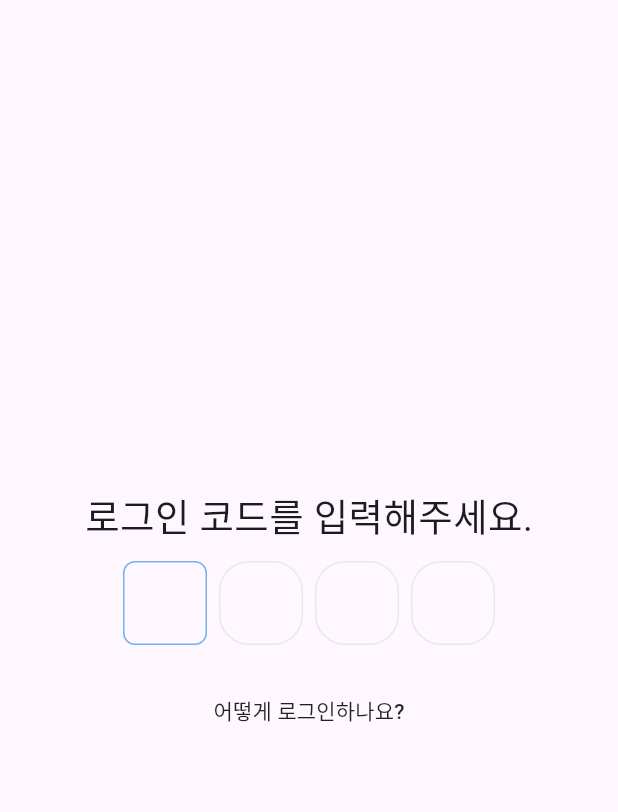
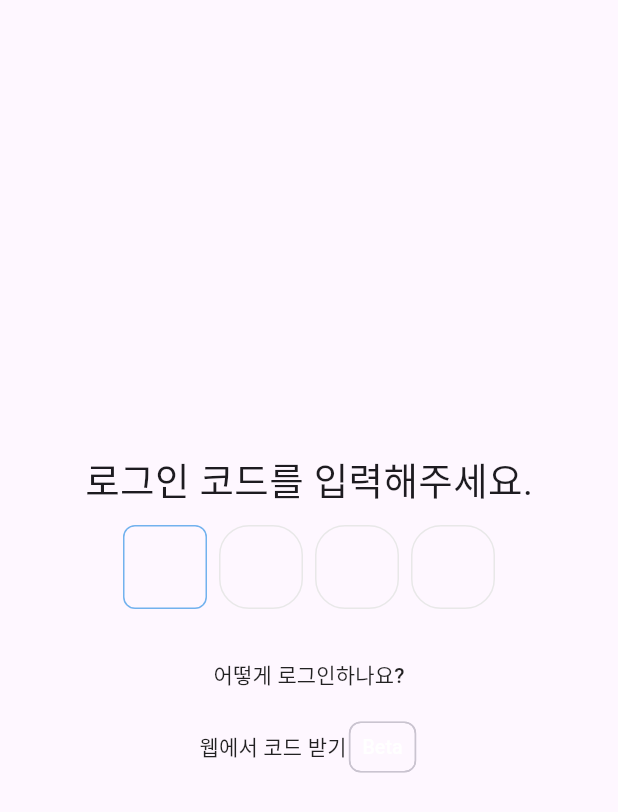
Before and after one commit to thefireworld/fireui, a Flutter app: the LoginCodePage screen opened directly, on a phone screen of 412 x 824 dp. Shown: the top 812 px of the screen. Run offline on Flutter 3.47's test engine with Material 2 defaults, Android fonts, the phone set to English and light mode, and no system bars; drawn by our look-alikes of pinput; our stand-ins replace device_info_plus, dio, envied, file_picker, firebase_auth, firebase_core and 7 more; missing offline and left inert: downloads_path_provider_28, drag_and_drop_windows, file_icon, floating_action_bubble, flutter_downloader, flutter_platform_alert and 4 more; accounts and stored records are empty; generated files the repository leaves out were written again; network calls fail.

Commit message:
서버 전환 및 기타 작업

```diff
--- /dev/null
+++ b/lib/env.dart
@@ -0,0 +1,9 @@
+import 'package:envied/envied.dart';
+
+part 'env.g.dart';
+
+@Envied(path: '.env')
+abstract class Env {
+  @EnviedField(varName: 'FIRE_API', obfuscate: true)
+  static final fireApiKey = _Env.fireApiKey;
+}
--- a/lib/pages/login.dart
+++ b/lib/pages/login.dart
@@ -1,10 +1,15 @@
+import 'dart:developer';
+
 import 'package:dio/dio.dart';
+import 'package:fire/env.dart';
 import 'package:fire/pages/lobby.dart';
 import 'package:fire/utils.dart';
+import 'package:flutter/foundation.dart';
 import 'package:flutter/material.dart';
 import 'package:flutter_easyloading/flutter_easyloading.dart';
 import 'package:pinput/pinput.dart';
 import 'package:social_login_buttons/social_login_buttons.dart';
+import 'package:url_launcher/url_launcher.dart';
 
 class LoginCodePage extends StatefulWidget {
   const LoginCodePage({Key? key}) : super(key: key);
@@ -18,19 +23,6 @@ class _LoginCodePageState extends State<LoginCodePage> {
 
   @override
   Widget build(BuildContext context) {
-    final defaultPinTheme = PinTheme(
-      width: 56,
-      height: 56,
-      textStyle: const TextStyle(
-          fontSize: 20,
-          color: Color.fromRGBO(30, 60, 87, 1),
-          fontWeight: FontWeight.w600),
-      decoration: BoxDecoration(
-        border: Border.all(color: const Color.fromRGBO(232, 232, 232, 1.0)),
-        borderRadius: BorderRadius.circular(20),
-      ),
-    );
-
     return Scaffold(
       body: Center(
         child: Column(
@@ -44,61 +36,7 @@ class _LoginCodePageState extends State<LoginCodePage> {
               ),
             ),
             const SizedBox(height: 10),
-            Pinput(
-              controller: _loginCodeController,
-              defaultPinTheme: defaultPinTheme,
-              focusedPinTheme: defaultPinTheme.copyDecorationWith(
-                border:
-                    Border.all(color: const Color.fromRGBO(114, 178, 238, 1)),
-                borderRadius: BorderRadius.circular(8),
-              ),
-              submittedPinTheme: defaultPinTheme.copyWith(
-                decoration: defaultPinTheme.decoration!.copyWith(
-                  color: const Color.fromRGBO(234, 239, 243, 1),
-                ),
-              ),
-              pinputAutovalidateMode: PinputAutovalidateMode.onSubmit,
-              showCursor: false,
-              autofocus: true,
-              onCompleted: (code) async {
-                EasyLoading.show();
-                Response response;
-                try {
-                  response = await Dio().get(
-                    'http://$fireServerUrl/logincode/$code',
-                    options: Options(
-                      headers: {
-                        "authorization": "Basic 6BB6EEF72AD57F14F4B59F2C1AE2F",
-                      },
-                      sendTimeout: 1000,
-                    ),
-                  );
-                } catch (e) {
-                  EasyLoading.showToast("서버와 연결할 수 없어요.");
-                  return;
-                }
-
-                if (response.data["userUid"] != null) {
-                  FireAccount.current =
-                      await FireAccount.getFromUid(response.data["userUid"]);
-                  if (FireAccount.current == null) {
-                    EasyLoading.showToast("서버와 연결할 수 없어요.");
-                    return;
-                  }
-                  EasyLoading.showToast("로그인 완료: ${FireAccount.current!.name}");
-                  // ignore: use_build_context_synchronously
-                  Navigator.pushReplacement(
-                    context,
-                    MaterialPageRoute(
-                      builder: (context) => const LobbyPage(),
-                    ),
-                  );
-                } else {
-                  _loginCodeController.clear();
-                  EasyLoading.showToast("로그인 코드가 잘못되었습니다.");
-                }
-              },
-            ),
+            codeInput(),
             const SizedBox(height: 20),
             MaterialButton(
               onPressed: () {
@@ -133,9 +71,101 @@ class _LoginCodePageState extends State<LoginCodePage> {
               },
               child: const Text("어떻게 로그인하나요?"),
             ),
+            MaterialButton(
+              onPressed: () async {
+                if (!await launchUrl(Uri.parse("thefire-world.web.app"))) {
+                  EasyLoading.showError("웹페이지를 여는데 실패했습니다.");
+                }
+              },
+              child: Row(
+                mainAxisAlignment: MainAxisAlignment.center,
+                mainAxisSize: MainAxisSize.min,
+                children: const [
+                  Text("웹에서 코드 받기"),
+                  Chip(
+                    padding: EdgeInsets.all(0),
+                    label: Text(
+                      'Beta',
+                      style: TextStyle(color: Colors.white, fontSize: 13),
+                    ),
+                  ),
+                ],
+              ),
+            ),
           ],
         ),
       ),
+    );
+  }
+
+  Widget codeInput() {
+    final defaultPinTheme = PinTheme(
+      width: 56,
+      height: 56,
+      textStyle: const TextStyle(
+          fontSize: 20,
+          color: Color.fromRGBO(30, 60, 87, 1),
+          fontWeight: FontWeight.w600),
+      decoration: BoxDecoration(
+        border: Border.all(color: const Color.fromRGBO(232, 232, 232, 1.0)),
+        borderRadius: BorderRadius.circular(20),
+      ),
+    );
+
+    return Pinput(
+      controller: _loginCodeController,
+      defaultPinTheme: defaultPinTheme,
+      focusedPinTheme: defaultPinTheme.copyDecorationWith(
+        border: Border.all(color: const Color.fromRGBO(114, 178, 238, 1)),
+        borderRadius: BorderRadius.circular(8),
+      ),
+      submittedPinTheme: defaultPinTheme.copyWith(
+        decoration: defaultPinTheme.decoration!.copyWith(
+          color: const Color.fromRGBO(234, 239, 243, 1),
+        ),
+      ),
+      pinputAutovalidateMode: PinputAutovalidateMode.onSubmit,
+      showCursor: false,
+      autofocus: true,
+      onCompleted: (code) async {
+        EasyLoading.show();
+        Response response;
+        try {
+          response = await Dio().post(
+            '$fireApiUrl/logincode/$code',
+            options: Options(
+              headers: {
+                "authorization": "Bearer ${Env.fireApiKey}",
+              },
+              sendTimeout: 1000,
+            ),
+          );
+        } catch (e) {
+          EasyLoading.showToast("서버와 연결할 수 없어요.");
+          log(e.toString());
+          return;
+        }
+
+        if (response.data["userUid"] != null) {
+          FireAccount.current =
+              await FireAccount.getFromUid(response.data["userUid"]);
+          if (FireAccount.current == null) {
+            EasyLoading.showToast("서버와 연결할 수 없어요.");
+            return;
+          }
+          EasyLoading.showToast("로그인 완료: ${FireAccount.current!.name}");
+          // ignore: use_build_context_synchronously
+          Navigator.pushReplacement(
+            context,
+            MaterialPageRoute(
+              builder: (context) => const LobbyPage(),
+            ),
+          );
+        } else {
+          _loginCodeController.clear();
+          EasyLoading.showToast("로그인 코드가 잘못되었습니다.");
+        }
+      },
     );
   }
 }
@@ -161,6 +191,12 @@ class _LoginPageState extends State<LoginPage> {
 
               final credential = await signInWithGoogle();
               if (credential.credential != null) {
+                if (kIsWeb) {
+                  if (!mounted) return;
+                  showLoginCode(context, credential.user!.uid);
+                  return;
+                }
+
                 FireAccount.current =
                     await FireAccount.getFromUid(credential.user!.uid);
 
@@ -168,7 +204,7 @@ class _LoginPageState extends State<LoginPage> {
                   EasyLoading.showToast("서버와 연결할 수 없어요.");
                 } else {
                   EasyLoading.showToast("로그인 완료: ${FireAccount.current!.name}");
-                  // ignore: use_build_context_synchronously
+                  if (!mounted) return;
                   Navigator.pushReplacement(
                     context,
                     MaterialPageRoute(
@@ -178,7 +214,6 @@ class _LoginPageState extends State<LoginPage> {
                 }
                 return;
               }
-
               EasyLoading.showToast("로그인에 실패했습니다.");
             },
           ),
```
Also changed, not shown: lib/main.dart (+53 -45 lines), lib/pages/firetoss.dart (+67 -25 lines), lib/pages/lobby.dart (+2 -44 lines), lib/utils.dart (+60 -2 lines), pubspec.yaml (+7 -4 lines), pubspec.lock, 5 other files.
